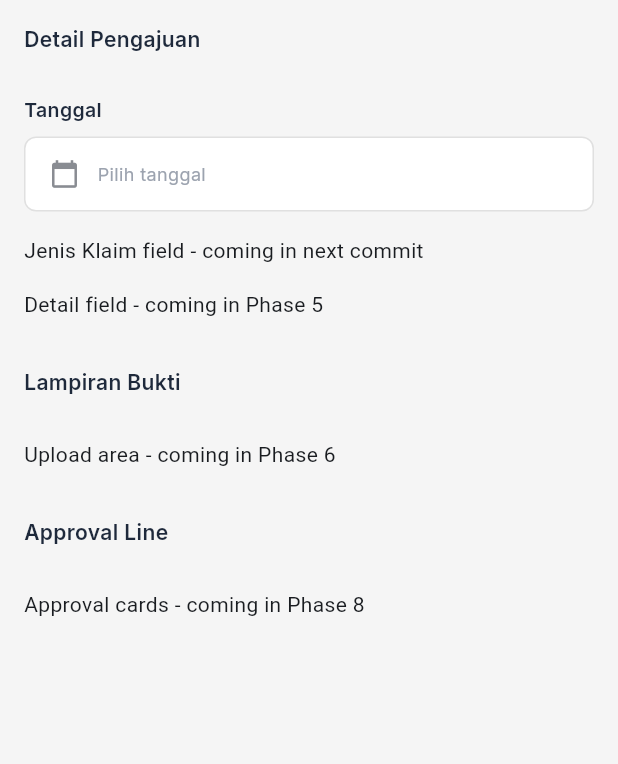
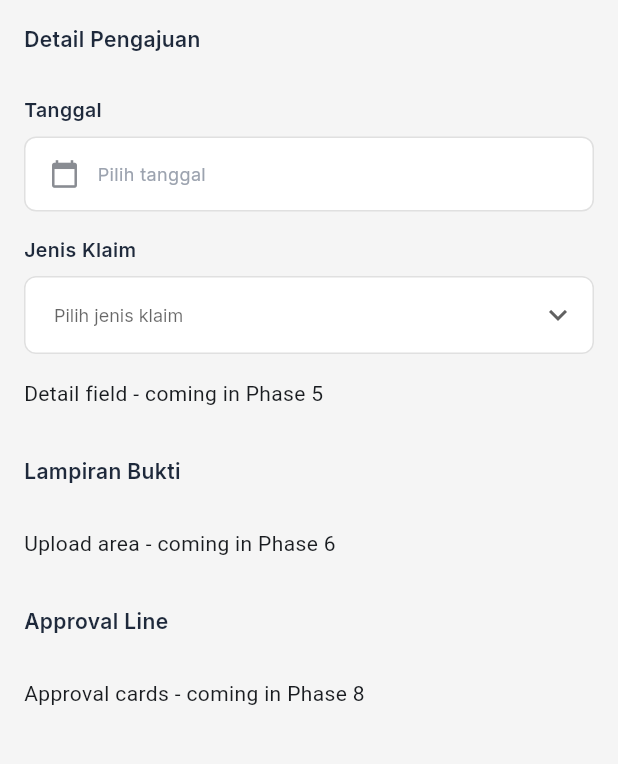
Before and after one commit to RulyOctareza/reimburse_venturo, a Flutter app: the ReimbursementFormPage screen opened by its route, on a phone screen of 412 x 824 dp, the part 84-848 px from its top. Run offline on Flutter 3.47's test engine with Material 3 defaults, Android fonts, the light colour scheme and no system bars; our stand-ins replace get, google_fonts, table_calendar.

Commit message:
feat: implement jenis klaim dropdown
- Create dropdown with dummy options list
- Add dropdown items (Alat Kantor, Akomodasi, etc)
- Implement selection logic
- Connect to form controller

```diff
--- a/lib/app/presentation/pages/reimbursement_form_page.dart
+++ b/lib/app/presentation/pages/reimbursement_form_page.dart
@@ -1,9 +1,11 @@
 import 'package:flutter/material.dart';
 import 'package:get/get.dart';
 import 'package:reimburse_venturo/app/presentation/controllers/reimbursement_form_controller.dart';
+import 'package:reimburse_venturo/app/presentation/widgets/custom_dropdown.dart';
 import 'package:reimburse_venturo/app/presentation/widgets/date_picker_field.dart';
 import 'package:reimburse_venturo/app/presentation/widgets/section_header.dart';
 import 'package:reimburse_venturo/core/constants/app_colors.dart';
+import 'package:reimburse_venturo/core/constants/claim_types.dart';
 
 class ReimbursementFormPage extends GetView<ReimbursementFormController> {
   const ReimbursementFormPage({super.key});
@@ -37,7 +39,25 @@ class ReimbursementFormPage extends GetView<ReimbursementFormController> {
                   },
                 )),
             const SizedBox(height: 16),
-            const Text('Jenis Klaim field - coming in next commit'),
+            // Jenis Klaim Dropdown
+            Obx(() => CustomDropdown<String>(
+                  label: 'Jenis Klaim',
+                  hint: 'Pilih jenis klaim',
+                  value: controller.selectedClaimType.value.isEmpty
+                      ? null
+                      : controller.selectedClaimType.value,
+                  items: ClaimTypes.options
+                      .map((type) => DropdownMenuItem<String>(
+                            value: type,
+                            child: Text(type),
+                          ))
+                      .toList(),
+                  onChanged: (value) {
+                    if (value != null) {
+                      controller.selectedClaimType.value = value;
+                    }
+                  },
+                )),
             const SizedBox(height: 16),
             const Text('Detail field - coming in Phase 5'),
             const SizedBox(height: 32),
--- /dev/null
+++ b/lib/core/constants/claim_types.dart
@@ -0,0 +1,12 @@
+class ClaimTypes {
+  static const List<String> options = [
+    'Alat Kantor',
+    'Akomodasi',
+    'Transportasi',
+    'Konsumsi',
+    'Training & Development',
+    'Kesehatan',
+    'Komunikasi',
+    'Lain-lain',
+  ];
+}
```
